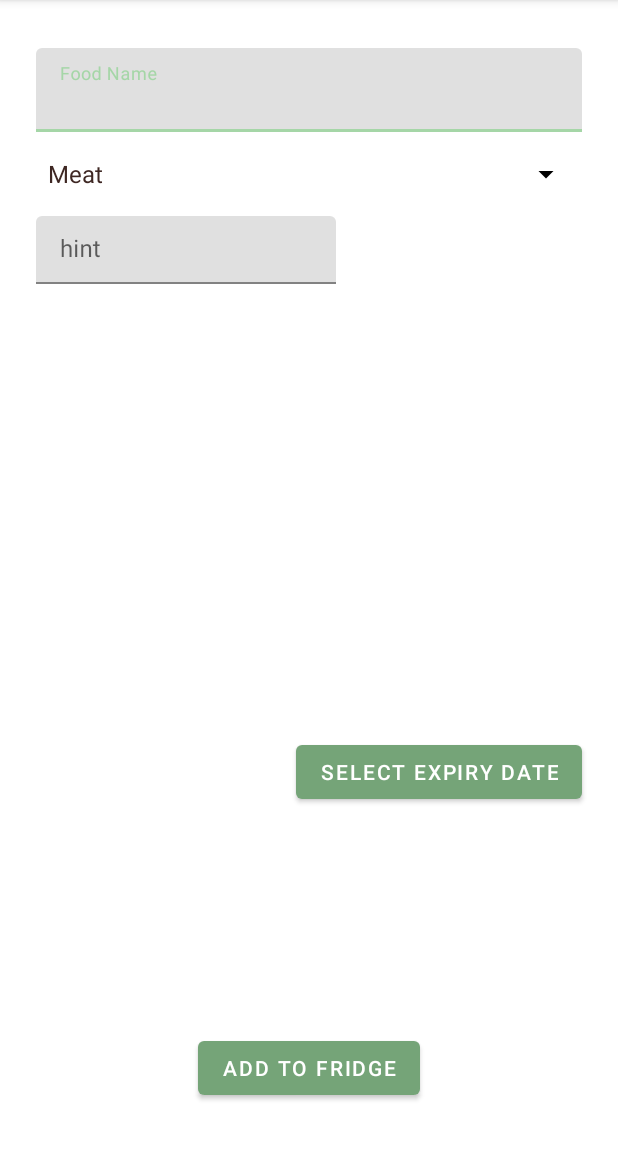
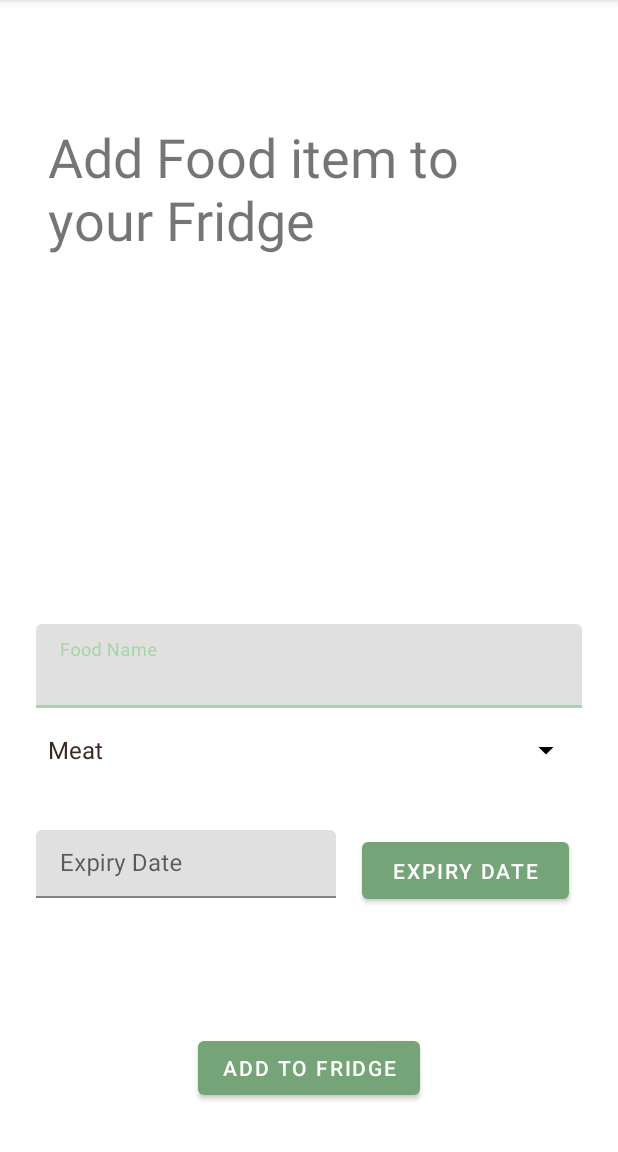
Before and after one commit to amailk/fridge-pal-android, an Android app: the AddFoodFragment screen opened directly, with no data from a screen before it, on a phone screen of 412 x 824 dp, the part 84-1236 px from its top. Run offline under Robolectric (Android 15) with nearby library versions, the phone set to English and light mode, and no system bars; Roboto replaces fonts that are not available here.

Commit message:
Update add_food_fragment_layout.xml

```diff
--- a/app/src/main/res/layout/add_food_fragment_layout.xml
+++ b/app/src/main/res/layout/add_food_fragment_layout.xml
@@ -11,7 +11,7 @@
         android:layout_width="0dp"
         android:layout_height="wrap_content"
         android:layout_marginStart="8dp"
-        android:layout_marginTop="16dp"
+        android:layout_marginTop="400dp"
         android:layout_marginEnd="8dp"
         app:layout_constraintEnd_toEndOf="parent"
         app:layout_constraintStart_toStartOf="parent"
@@ -31,9 +31,7 @@
         android:layout_marginStart="8dp"
         android:layout_marginTop="16dp"
         android:layout_marginEnd="8dp"
-        android:layout_marginBottom="16dp"
         android:entries="@array/food_category_list"
-        app:layout_constraintBottom_toTopOf="@+id/date_picked"
         app:layout_constraintEnd_toEndOf="parent"
         app:layout_constraintHorizontal_bias="0.0"
         app:layout_constraintStart_toStartOf="parent"
@@ -54,29 +52,42 @@
         android:layout_width="200dp"
         android:layout_height="45dp"
         android:layout_marginStart="8dp"
-        android:layout_marginTop="16dp"
+        android:layout_marginBottom="8dp"
+        app:layout_constraintBottom_toTopOf="@+id/added_food_add_button"
         app:layout_constraintStart_toStartOf="parent"
-        app:layout_constraintTop_toBottomOf="@+id/added_food_category">
+        app:layout_constraintTop_toBottomOf="@+id/textInputLayout">
 
         <com.google.android.material.textfield.TextInputEditText
             android:id="@+id/date_picked_edit_text"
             android:layout_width="match_parent"
             android:layout_height="wrap_content"
-            android:hint="hint" />
+            android:hint="Expiry Date" />
     </com.google.android.material.textfield.TextInputLayout>
 
     <Button
         android:id="@+id/date_picker_open"
-        android:layout_width="wrap_content"
-        android:layout_height="wrap_content"
+        android:layout_width="138dp"
+        android:layout_height="50dp"
         android:layout_marginStart="8dp"
-        android:layout_marginTop="20dp"
         android:layout_marginEnd="8dp"
-        android:text="Select Expiry Date"
+        android:text="Expiry Date"
         app:layout_constraintBottom_toTopOf="@+id/added_food_add_button"
         app:layout_constraintEnd_toEndOf="parent"
-        app:layout_constraintHorizontal_bias="1.0"
         app:layout_constraintStart_toEndOf="@+id/date_picked"
-        app:layout_constraintTop_toBottomOf="@+id/added_food_category"
-        app:layout_constraintVertical_bias="0.696" />
+        app:layout_constraintTop_toBottomOf="@+id/textInputLayout" />
+
+    <TextView
+        android:id="@+id/textView4"
+        android:layout_width="0dp"
+        android:layout_height="wrap_content"
+        android:layout_marginStart="16dp"
+        android:layout_marginTop="64dp"
+        android:layout_marginEnd="16dp"
+        android:text="Add Food item to your Fridge"
+        android:textAlignment="viewStart"
+        android:textAllCaps="false"
+        android:textSize="36sp"
+        app:layout_constraintEnd_toEndOf="parent"
+        app:layout_constraintStart_toStartOf="parent"
+        app:layout_constraintTop_toTopOf="parent" />
 </androidx.constraintlayout.widget.ConstraintLayout>
```
